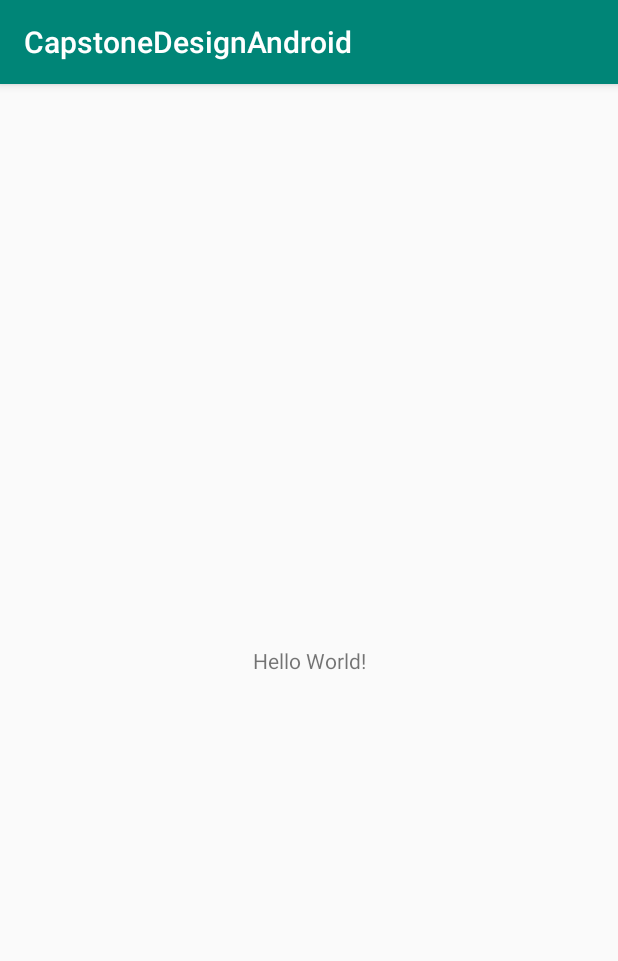
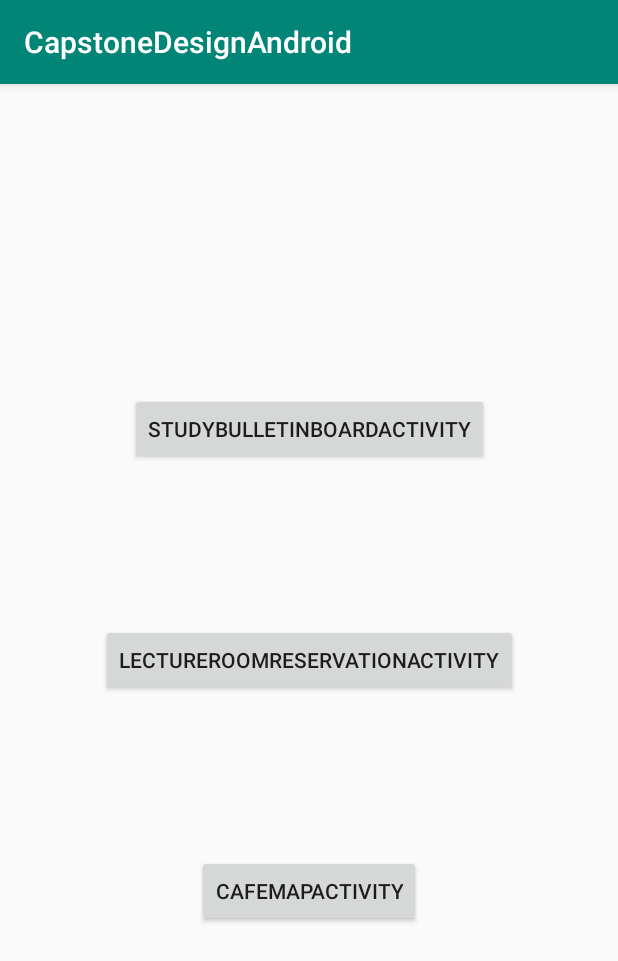
Before and after one commit to ajou-gemstone/10jo, an Android app: the screen it shows after launch (MainActivity), on a phone screen of 412 x 824 dp. Shown: the top 961 px of the screen. Run offline under Robolectric (Android 15) with nearby library versions, the phone set to English and light mode, and no system bars.

Commit message:
안드로이드 뼈대 작성2

```diff
--- a/CapstoneDesignAndroidProject/app/src/main/java/com/example/capstonedesignandroid/MainActivity.java
+++ b/CapstoneDesignAndroidProject/app/src/main/java/com/example/capstonedesignandroid/MainActivity.java
@@ -2,13 +2,49 @@ package com.example.capstonedesignandroid;
 
 import androidx.appcompat.app.AppCompatActivity;
 
+import android.content.Intent;
 import android.os.Bundle;
+import android.view.View;
+import android.widget.Button;
 
-public class MainActivity extends AppCompatActivity {
+public class MainActivity extends AppCompatActivity implements View.OnClickListener {
+
+    private Button StudyBulletinBoardActivityButton;
+    private Button LectureroomReservationActivityButton;
+    private Button CafeMapActivityButton;
 
     @Override
     protected void onCreate(Bundle savedInstanceState) {
         super.onCreate(savedInstanceState);
         setContentView(R.layout.activity_main);
+
+        StudyBulletinBoardActivityButton = findViewById(R.id.StudyBulletinBoardActivityButton);
+        LectureroomReservationActivityButton = findViewById(R.id.LectureroomReservationActivityButton);
+        CafeMapActivityButton = findViewById(R.id.CafeMapActivityButton);
+
+        StudyBulletinBoardActivityButton.setOnClickListener(this);
+        LectureroomReservationActivityButton.setOnClickListener(this);
+        CafeMapActivityButton.setOnClickListener(this);
+
+    }
+
+    @Override
+    public void onClick(View view) {
+        Intent activityintent;
+        switch (view.getId()){
+
+            case R.id.StudyBulletinBoardActivityButton:
+                activityintent = new Intent(this, StudyBulletinBoardActivity.class);
+                startActivity(activityintent);
+                break;
+            case R.id.LectureroomReservationActivityButton:
+                activityintent = new Intent(this, LectureroomReservationActivity.class);
+                startActivity(activityintent);
+                break;
+            case R.id.CafeMapActivityButton:
+                activityintent = new Intent(this, CafeMapActivity.class);
+                startActivity(activityintent);
+                break;
+        }
     }
 }
--- a/CapstoneDesignAndroidProject/app/src/main/res/layout/activity_main.xml
+++ b/CapstoneDesignAndroidProject/app/src/main/res/layout/activity_main.xml
@@ -6,13 +6,36 @@
     android:layout_height="match_parent"
     tools:context=".MainActivity">
 
-    <TextView
+    <Button
+        android:id="@+id/StudyBulletinBoardActivityButton"
         android:layout_width="wrap_content"
         android:layout_height="wrap_content"
-        android:text="Hello World!"
-        app:layout_constraintBottom_toBottomOf="parent"
-        app:layout_constraintLeft_toLeftOf="parent"
-        app:layout_constraintRight_toRightOf="parent"
+        android:layout_marginTop="100dp"
+        android:text="StudyBulletinBoardActivity"
+        app:layout_constraintBottom_toTopOf="@+id/LectureroomReservationActivityButton"
+        app:layout_constraintEnd_toEndOf="parent"
+        app:layout_constraintStart_toStartOf="parent"
         app:layout_constraintTop_toTopOf="parent" />
 
+    <Button
+        android:id="@+id/LectureroomReservationActivityButton"
+        android:layout_width="wrap_content"
+        android:layout_height="wrap_content"
+        android:text="LectureroomReservationActivity"
+        app:layout_constraintBottom_toBottomOf="parent"
+        app:layout_constraintEnd_toEndOf="parent"
+        app:layout_constraintStart_toStartOf="parent"
+        app:layout_constraintTop_toTopOf="parent" />
+
+    <Button
+        android:id="@+id/CafeMapActivityButton"
+        android:layout_width="wrap_content"
+        android:layout_height="wrap_content"
+        android:layout_marginBottom="100dp"
+        android:text="CafeMapActivity"
+        app:layout_constraintBottom_toBottomOf="parent"
+        app:layout_constraintEnd_toEndOf="parent"
+        app:layout_constraintStart_toStartOf="parent"
+        app:layout_constraintTop_toBottomOf="@+id/LectureroomReservationActivityButton" />
+
 </androidx.constraintlayout.widget.ConstraintLayout>
```
